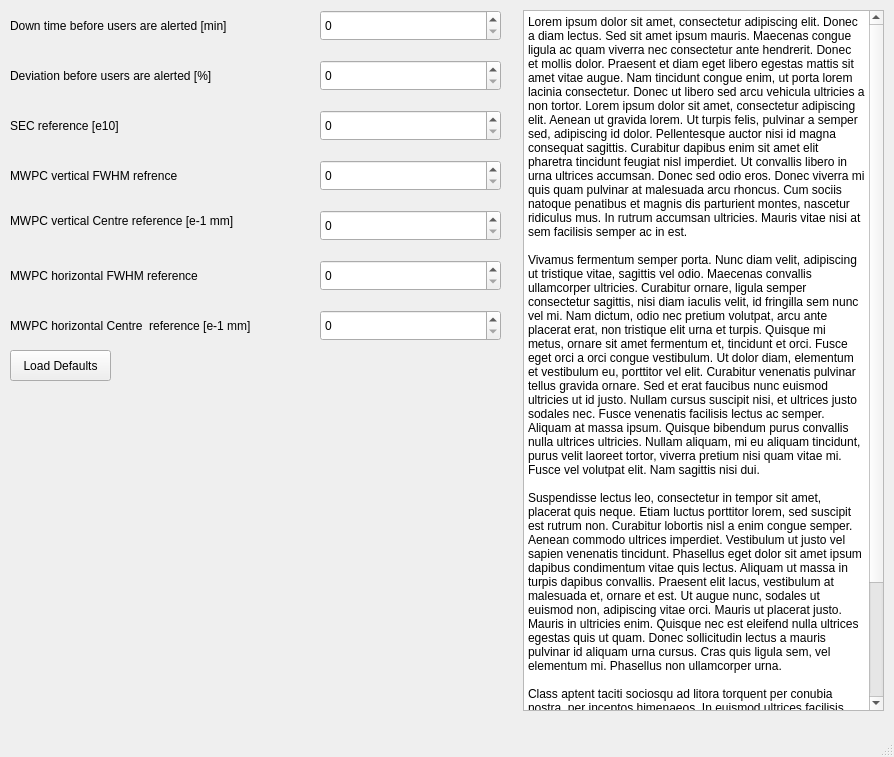
Qt form cst.ui (einoj/charm_shift_tool) before a commit.
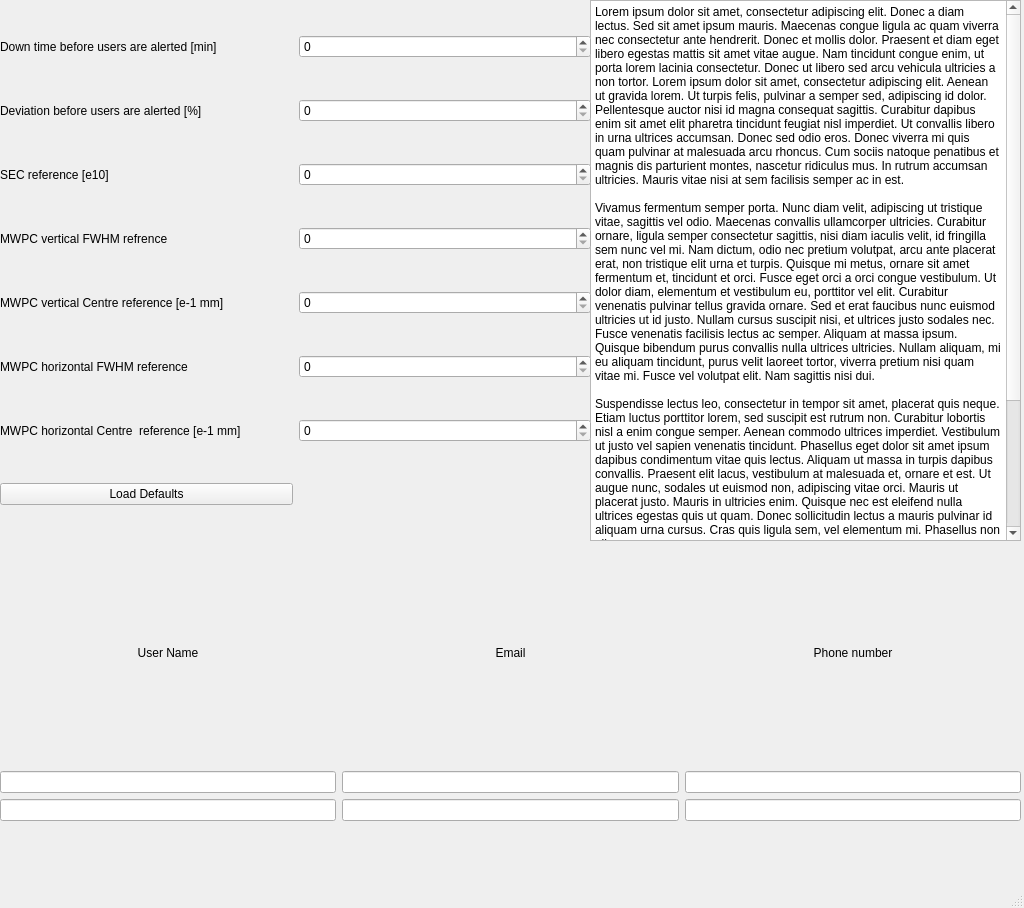
The same form after that commit.

The edit to the form file:
```diff
--- a/cst.ui
+++ b/cst.ui
@@ -6,203 +6,21 @@
    <rect>
     <x>0</x>
     <y>0</y>
-    <width>894</width>
-    <height>757</height>
+    <width>1024</width>
+    <height>908</height>
    </rect>
   </property>
   <property name="windowTitle">
    <string>MainWindow</string>
   </property>
   <widget class="QWidget" name="centralwidget">
-   <widget class="QSpinBox" name="downTimeBox">
-    <property name="geometry">
-     <rect>
-      <x>320</x>
-      <y>10</y>
-      <width>181</width>
-      <height>31</height>
-     </rect>
-    </property>
-    <property name="maximum">
-     <number>120</number>
-    </property>
-   </widget>
-   <widget class="QSpinBox" name="deviationBox">
-    <property name="geometry">
-     <rect>
-      <x>320</x>
-      <y>60</y>
-      <width>181</width>
-      <height>31</height>
-     </rect>
-    </property>
-    <property name="maximum">
-     <number>999</number>
-    </property>
-   </widget>
-   <widget class="QSpinBox" name="secRefBox">
-    <property name="geometry">
-     <rect>
-      <x>320</x>
-      <y>110</y>
-      <width>181</width>
-      <height>31</height>
-     </rect>
-    </property>
-    <property name="maximum">
-     <number>999</number>
-    </property>
-   </widget>
-   <widget class="QSpinBox" name="mwpcVFwhmRefBox">
-    <property name="geometry">
-     <rect>
-      <x>320</x>
-      <y>160</y>
-      <width>181</width>
-      <height>31</height>
-     </rect>
-    </property>
-    <property name="maximum">
-     <number>999</number>
-    </property>
-   </widget>
-   <widget class="QLabel" name="label">
-    <property name="geometry">
-     <rect>
-      <x>10</x>
-      <y>15</y>
-      <width>301</width>
-      <height>21</height>
-     </rect>
-    </property>
-    <property name="text">
-     <string>Down time before users are alerted [min]</string>
-    </property>
-   </widget>
-   <widget class="QLabel" name="label_2">
-    <property name="geometry">
-     <rect>
-      <x>10</x>
-      <y>60</y>
-      <width>301</width>
-      <height>31</height>
-     </rect>
-    </property>
-    <property name="text">
-     <string>Deviation before users are alerted [%]</string>
-    </property>
-   </widget>
-   <widget class="QLabel" name="label_3">
-    <property name="geometry">
-     <rect>
-      <x>10</x>
-      <y>110</y>
-      <width>301</width>
-      <height>31</height>
-     </rect>
-    </property>
-    <property name="text">
-     <string>SEC reference [e10]</string>
-    </property>
-   </widget>
-   <widget class="QLabel" name="label_4">
-    <property name="geometry">
-     <rect>
-      <x>10</x>
-      <y>160</y>
-      <width>281</width>
-      <height>31</height>
-     </rect>
-    </property>
-    <property name="text">
-     <string>MWPC vertical FWHM refrence</string>
-    </property>
-   </widget>
-   <widget class="QSpinBox" name="mwpcVCentreRefBox">
-    <property name="geometry">
-     <rect>
-      <x>320</x>
-      <y>210</y>
-      <width>181</width>
-      <height>31</height>
-     </rect>
-    </property>
-    <property name="maximum">
-     <number>999</number>
-    </property>
-   </widget>
-   <widget class="QSpinBox" name="mwpcHFwhmRefBox">
-    <property name="geometry">
-     <rect>
-      <x>320</x>
-      <y>260</y>
-      <width>181</width>
-      <height>31</height>
-     </rect>
-    </property>
-    <property name="maximum">
-     <number>999</number>
-    </property>
-   </widget>
-   <widget class="QSpinBox" name="mwpcHCentreRefBox">
-    <property name="geometry">
-     <rect>
-      <x>320</x>
-      <y>310</y>
-      <width>181</width>
-      <height>31</height>
-     </rect>
-    </property>
-    <property name="maximum">
-     <number>999</number>
-    </property>
-   </widget>
-   <widget class="QLabel" name="label_5">
-    <property name="geometry">
-     <rect>
-      <x>10</x>
-      <y>210</y>
-      <width>291</width>
-      <height>21</height>
-     </rect>
-    </property>
-    <property name="text">
-     <string>MWPC vertical Centre reference [e-1 mm]</string>
-    </property>
-   </widget>
-   <widget class="QLabel" name="label_6">
-    <property name="geometry">
-     <rect>
-      <x>10</x>
-      <y>260</y>
-      <width>281</width>
-      <height>31</height>
-     </rect>
-    </property>
-    <property name="text">
-     <string>MWPC horizontal FWHM reference</string>
-    </property>
-   </widget>
-   <widget class="QLabel" name="label_7">
-    <property name="geometry">
-     <rect>
-      <x>10</x>
-      <y>310</y>
-      <width>281</width>
-      <height>31</height>
-     </rect>
-    </property>
-    <property name="text">
-     <string>MWPC horizontal Centre  reference [e-1 mm]</string>
-    </property>
-   </widget>
    <widget class="QPlainTextEdit" name="plainTextEdit">
     <property name="geometry">
      <rect>
-      <x>523</x>
-      <y>10</y>
-      <width>361</width>
-      <height>701</height>
+      <x>590</x>
+      <y>0</y>
+      <width>431</width>
+      <height>541</height>
      </rect>
     </property>
     <property name="sizePolicy">
@@ -224,18 +42,185 @@
      <set>Qt::TextSelectableByKeyboard|Qt::TextSelectableByMouse</set>
     </property>
    </widget>
-   <widget class="QPushButton" name="pushButton">
+   <widget class="QWidget" name="gridLayoutWidget">
     <property name="geometry">
      <rect>
-      <x>10</x>
-      <y>350</y>
-      <width>101</width>
-      <height>31</height>
+      <x>0</x>
+      <y>0</y>
+      <width>591</width>
+      <height>541</height>
      </rect>
     </property>
-    <property name="text">
-     <string>Load Defaults</string>
+    <layout class="QGridLayout" name="gridLayout">
+     <item row="4" column="1">
+      <widget class="QSpinBox" name="mwpcVCentreRefBox">
+       <property name="maximum">
+        <number>999</number>
+       </property>
+      </widget>
+     </item>
+     <item row="3" column="1">
+      <widget class="QSpinBox" name="mwpcVFwhmRefBox">
+       <property name="maximum">
+        <number>999</number>
+       </property>
+      </widget>
+     </item>
+     <item row="6" column="1">
+      <widget class="QSpinBox" name="mwpcHCentreRefBox">
+       <property name="maximum">
+        <number>999</number>
+       </property>
+      </widget>
+     </item>
+     <item row="2" column="1">
+      <widget class="QSpinBox" name="secRefBox">
+       <property name="maximum">
+        <number>999</number>
+       </property>
+      </widget>
+     </item>
+     <item row="0" column="1">
+      <widget class="QSpinBox" name="downTimeBox">
+       <property name="maximum">
+        <number>120</number>
+       </property>
+      </widget>
+     </item>
+     <item row="1" column="0">
+      <widget class="QLabel" name="label_2">
+       <property name="text">
+        <string>Deviation before users are alerted [%]</string>
+       </property>
+      </widget>
+     </item>
+     <item row="2" column="0">
+      <widget class="QLabel" name="label_3">
+       <property name="text">
+        <string>SEC reference [e10]</string>
+       </property>
+      </widget>
+     </item>
+     <item row="3" column="0">
+      <widget class="QLabel" name="label_4">
+       <property name="text">
+        <string>MWPC vertical FWHM refrence</string>
+       </property>
+      </widget>
+     </item>
+     <item row="4" column="0">
+      <widget class="QLabel" name="label_5">
+       <property name="text">
+        <string>MWPC vertical Centre reference [e-1 mm]</string>
+       </property>
+      </widget>
+     </item>
+     <item row="5" column="1">
+      <widget class="QSpinBox" name="mwpcHFwhmRefBox">
+       <property name="maximum">
+        <number>999</number>
+       </property>
+      </widget>
+     </item>
+     <item row="5" column="0">
+      <widget class="QLabel" name="label_6">
+       <property name="text">
+        <string>MWPC horizontal FWHM reference</string>
+       </property>
+      </widget>
+     </item>
+     <item row="1" column="1">
+      <widget class="QSpinBox" name="deviationBox">
+       <property name="maximum">
+        <number>999</number>
+       </property>
+      </widget>
+     </item>
+     <item row="0" column="0">
+      <widget class="QLabel" name="label">
+       <property name="text">
+        <string>Down time before users are alerted [min]</string>
+       </property>
+      </widget>
+     </item>
+     <item row="6" column="0">
+      <widget class="QLabel" name="label_7">
+       <property name="text">
+        <string>MWPC horizontal Centre  reference [e-1 mm]</string>
+       </property>
+      </widget>
+     </item>
+     <item row="7" column="0">
+      <widget class="QPushButton" name="pushButton">
+       <property name="text">
+        <string>Load Defaults</string>
+       </property>
+      </widget>
+     </item>
+    </layout>
+   </widget>
+   <widget class="QWidget" name="gridLayoutWidget_2">
+    <property name="geometry">
+     <rect>
+      <x>0</x>
+      <y>540</y>
+      <width>1021</width>
+      <height>281</height>
+     </rect>
     </property>
+    <layout class="QGridLayout" name="gridLayout_4">
+     <item row="0" column="0">
+      <widget class="QLabel" name="label_8">
+       <property name="text">
+        <string>User Name</string>
+       </property>
+       <property name="alignment">
+        <set>Qt::AlignCenter</set>
+       </property>
+      </widget>
+     </item>
+     <item row="3" column="0">
+      <widget class="QLineEdit" name="lineEdit"/>
+     </item>
+     <item row="3" column="2">
+      <widget class="QLineEdit" name="lineEdit_3"/>
+     </item>
+     <item row="2" column="2">
+      <widget class="QLineEdit" name="lineEdit_5"/>
+     </item>
+     <item row="3" column="1">
+      <widget class="QLineEdit" name="lineEdit_6"/>
+     </item>
+     <item row="2" column="1">
+      <widget class="QLineEdit" name="lineEdit_2"/>
+     </item>
+     <item row="2" column="0">
+      <widget class="QLineEdit" name="lineEdit_4"/>
+     </item>
+     <item row="0" column="2">
+      <widget class="QLabel" name="label_10">
+       <property name="text">
+        <string>Phone number</string>
+       </property>
+       <property name="alignment">
+        <set>Qt::AlignCenter</set>
+       </property>
+      </widget>
+     </item>
+     <item row="0" column="1">
+      <widget class="QLabel" name="label_9">
+       <property name="layoutDirection">
+        <enum>Qt::LeftToRight</enum>
+       </property>
+       <property name="text">
+        <string>Email</string>
+       </property>
+       <property name="alignment">
+        <set>Qt::AlignCenter</set>
+       </property>
+      </widget>
+     </item>
+    </layout>
    </widget>
   </widget>
   <widget class="QMenuBar" name="menubar">
```
Left out of the diff: 104 changed lines with no effect on the pictures.
